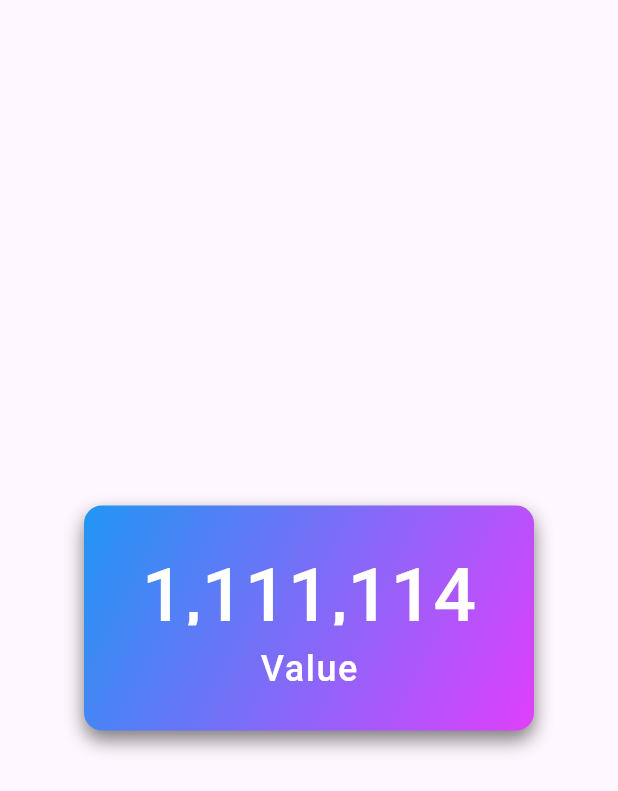
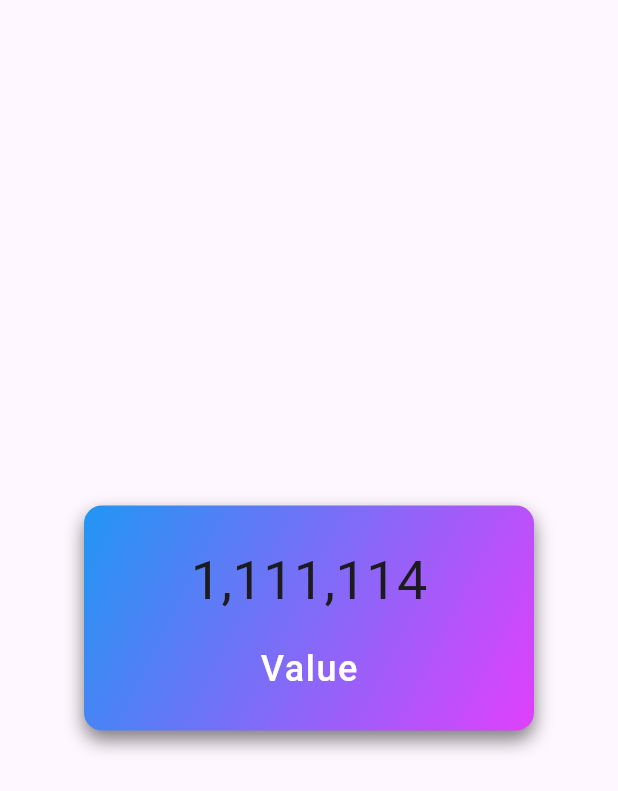
Before and after one commit to pratikshak835/animaedDigitOverViewCard, a Flutter app: the screen it shows after launch, on a phone screen of 412 x 824 dp. Shown: the top 791 px of the screen. Run offline on Flutter 3.47's test engine with Material 3 defaults, Android fonts, the phone set to English and light mode, and no system bars; drawn by our look-alikes of animated_flip_counter, countup.

Commit message:
change animated digit dependency change

```diff
--- a/lib/animated_digit.dart
+++ b/lib/animated_digit.dart
@@ -1,28 +1,43 @@
-import 'package:animated_flip_counter/animated_flip_counter.dart';
+import 'package:countup/countup.dart';
 import 'package:flutter/material.dart';
 
 class AnimatedNumber extends StatelessWidget {
   final int value;
   final double fontSize;
+  final double end;
+  final double begin;
 
   const AnimatedNumber(
-      {super.key, required this.value, required this.fontSize});
+      {super.key,
+      required this.value,
+      required this.fontSize,
+      required this.end,
+      required this.begin});
 
   @override
   Widget build(BuildContext context) {
-    return AnimatedFlipCounter(
-      key: const Key("ads"),
-      value: value,
-      textStyle: TextStyle(
-        color: Colors.white,
-        fontSize: fontSize,
-        fontWeight: FontWeight.w500,
-        overflow: TextOverflow.ellipsis,
+    return Countup(
+      begin: begin,
+      duration: const Duration(seconds: 2),
+      separator: ',',
+      style: const TextStyle(
+        fontSize: 36,
       ),
-      curve: Curves.easeOutCubic,
-      duration: const Duration(milliseconds: 400),
-      fractionDigits: 0,
-      thousandSeparator: ",",
+      end: end,
     );
+    //   AnimatedFlipCounter(
+    //   key: const Key("ads"),
+    //   value: value,
+    //   textStyle: TextStyle(
+    //     color: Colors.white,
+    //     fontSize: fontSize,
+    //     fontWeight: FontWeight.w500,
+    //     overflow: TextOverflow.ellipsis,
+    //   ),
+    //   curve: Curves.easeOutCubic,
+    //   duration: const Duration(milliseconds: 400),
+    //   fractionDigits: 0,
+    //   thousandSeparator: ",",
+    // );
   }
 }
--- a/lib/over_view_card.dart
+++ b/lib/over_view_card.dart
@@ -155,8 +155,10 @@ class _OverviewCardState extends State<OverviewCard> {
           children: [
             Expanded(
               child: AnimatedNumber(
+                begin: double.parse(_currentValue.toString()),
                 value: int.parse(_currentValue.toString()),
                 fontSize: 50,
+                end: double.parse(_currentValue.toString()),
               ),
             ),
             SizedBox(
--- a/pubspec.yaml
+++ b/pubspec.yaml
@@ -37,6 +37,7 @@ dependencies:
   cupertino_icons: ^1.0.6
   animated_digit: 3.2.3
   animated_flip_counter:
+  countup: ^0.1.4
 
 dev_dependencies:
   flutter_test:
```
